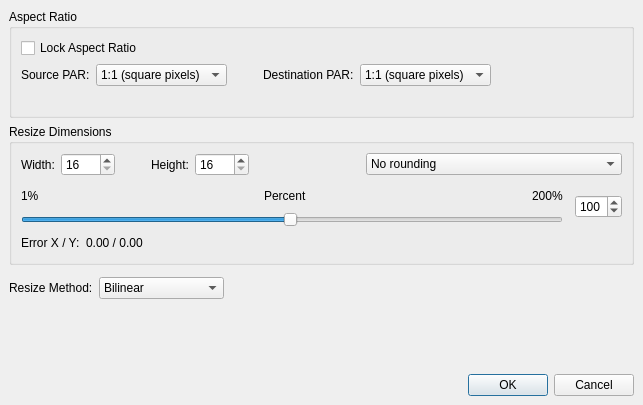
Before: the Qt Designer form avidemux_plugins/ADM_videoFilters6/resize/qt4/resizing.ui in mean00/avidemux2, drawn with Qt 5.
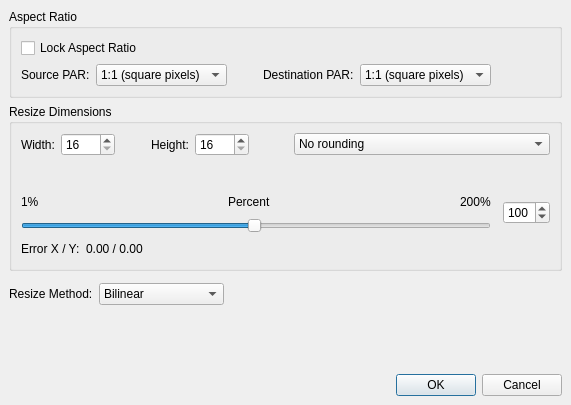
After: the same form once the commit is applied.

Commit message: [resize/qt4] relocate output aspect ratio

The edit to the form file:
```diff
--- a/avidemux_plugins/ADM_videoFilters6/resize/qt4/resizing.ui
+++ b/avidemux_plugins/ADM_videoFilters6/resize/qt4/resizing.ui
@@ -6,7 +6,7 @@
    <rect>
     <x>0</x>
     <y>0</y>
-    <width>643</width>
+    <width>571</width>
     <height>405</height>
    </rect>
   </property>
@@ -137,19 +137,6 @@
         </item>
        </layout>
       </item>
-      <item>
-       <widget class="QLabel" name="labelOutAR">
-        <property name="sizePolicy">
-         <sizepolicy hsizetype="Preferred" vsizetype="Preferred">
-          <horstretch>0</horstretch>
-          <verstretch>0</verstretch>
-         </sizepolicy>
-        </property>
-        <property name="text">
-         <string notr="true"/>
-        </property>
-       </widget>
-      </item>
      </layout>
     </widget>
    </item>
@@ -292,6 +279,36 @@
         </item>
        </layout>
       </item>
+      <item>
+       <layout class="QHBoxLayout" name="horizontalLayout">
+        <item>
+         <widget class="QLabel" name="labelOutAR">
+          <property name="sizePolicy">
+           <sizepolicy hsizetype="Preferred" vsizetype="Preferred">
+            <horstretch>0</horstretch>
+            <verstretch>0</verstretch>
+           </sizepolicy>
+          </property>
+          <property name="text">
+           <string notr="true"/>
+          </property>
+         </widget>
+        </item>
+        <item>
+         <spacer name="horizontalSpacer_2">
+          <property name="orientation">
+           <enum>Qt::Horizontal</enum>
+          </property>
+          <property name="sizeHint" stdset="0">
+           <size>
+            <width>40</width>
+            <height>20</height>
+           </size>
+          </property>
+         </spacer>
+        </item>
+       </layout>
+      </item>
       <item>
        <spacer>
         <property name="orientation">
@@ -490,7 +507,7 @@
            </widget>
           </item>
           <item>
-           <spacer>
+           <spacer name="horizontalSpacer">
             <property name="orientation">
              <enum>Qt::Horizontal</enum>
             </property>
```
The commit also changes 1 other file.
